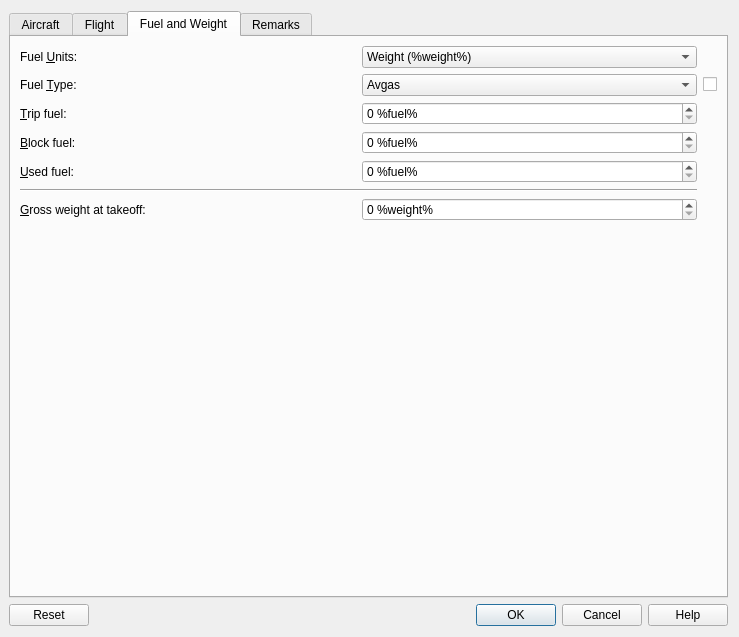
The window that src/logbook/logdatadialog.ui (albar965/littlenavmap) describes before a commit, drawn with Qt 5.
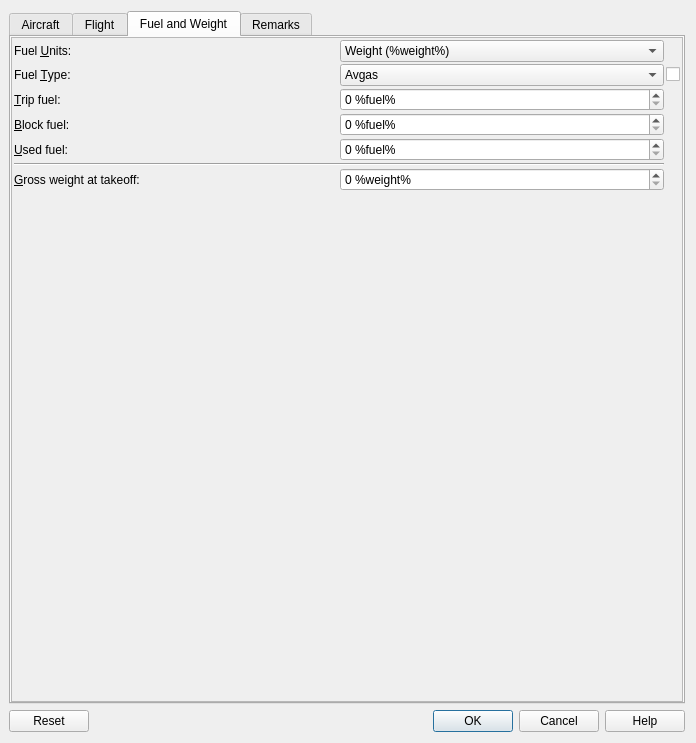
The same window after the commit. The open tabs and pages were chosen to show the change.

Commit message:
Added scroll areas to dialog windows to avoid issues with small screens or large scaling factors
Logbook Edit/new, Aircraft perf edit/new, Aircraft perf merge, route calc, userpoint edit/new

```diff
--- a/src/logbook/logdatadialog.ui
+++ b/src/logbook/logdatadialog.ui
@@ -6,8 +6,8 @@
    <rect>
     <x>0</x>
     <y>0</y>
-    <width>739</width>
-    <height>637</height>
+    <width>696</width>
+    <height>743</height>
    </rect>
   </property>
   <property name="windowTitle">
@@ -1166,49 +1166,62 @@
        <string>Fuel and Weight</string>
       </attribute>
       <layout class="QGridLayout" name="gridLayout_5">
-       <item row="7" column="1">
-        <spacer name="verticalSpacer">
-         <property name="orientation">
-          <enum>Qt::Vertical</enum>
-         </property>
-         <property name="sizeHint" stdset="0">
-          <size>
-           <width>0</width>
-           <height>0</height>
-          </size>
-         </property>
-        </spacer>
-       </item>
-       <item row="3" column="2">
-        <widget class="QSpinBox" name="spinBoxFuelBlock">
-         <property name="toolTip">
-          <string>Fuel to be loaded into aircraft as calculated by aircraft performance</string>
-         </property>
-         <property name="showGroupSeparator" stdset="0">
+       <property name="leftMargin">
+        <number>0</number>
+       </property>
+       <property name="topMargin">
+        <number>0</number>
+       </property>
+       <property name="rightMargin">
+        <number>0</number>
+       </property>
+       <property name="bottomMargin">
+        <number>0</number>
+       </property>
+       <property name="spacing">
+        <number>0</number>
+       </property>
+       <item row="0" column="1">
+        <widget class="QScrollArea" name="scrollArea_4">
+         <property name="widgetResizable">
           <bool>true</bool>
          </property>
-         <property name="suffix">
-          <string> %fuel%</string>
-         </property>
-         <property name="maximum">
-          <number>1000000</number>
-         </property>
-         <property name="singleStep">
-          <number>100</number>
-         </property>
-        </widget>
-       </item>
-       <item row="6" column="1">
-        <widget class="QLabel" name="labelFuelGrossweight">
+         <widget class="QWidget" name="scrollAreaWidgetContents_5">
+          <property name="geometry">
+           <rect>
+            <x>0</x>
+            <y>0</y>
+            <width>672</width>
+            <height>661</height>
+           </rect>
+          </property>
+          <layout class="QGridLayout" name="gridLayout_11">
+           <property name="leftMargin">
+            <number>2</number>
+           </property>
+           <property name="topMargin">
+            <number>2</number>
+           </property>
+           <property name="rightMargin">
+            <number>2</number>
+           </property>
+           <property name="bottomMargin">
+            <number>2</number>
+           </property>
+           <property name="spacing">
+            <number>2</number>
+           </property>
+           <item row="0" column="0">
+            <widget class="QLabel" name="labelFuelUnits">
          <property name="text">
-          <string>&amp;Gross weight at takeoff:</string>
+              <string>Fuel &amp;Units:</string>
          </property>
          <property name="buddy">
           <cstring>spinBoxFuelGrossweight</cstring>
          </property>
         </widget>
        </item>
-       <item row="0" column="2">
+           <item row="0" column="1">
         <widget class="QComboBox" name="comboBoxFuelUnits">
          <item>
           <property name="text">
@@ -1222,98 +1235,7 @@
          </item>
         </widget>
        </item>
-       <item row="6" column="2">
-        <widget class="QSpinBox" name="spinBoxFuelGrossweight">
-         <property name="showGroupSeparator" stdset="0">
-          <bool>true</bool>
-         </property>
-         <property name="suffix">
-          <string> %weight%</string>
-         </property>
-         <property name="maximum">
-          <number>1000000</number>
-         </property>
-         <property name="singleStep">
-          <number>100</number>
-         </property>
-        </widget>
-       </item>
-       <item row="4" column="2">
-        <widget class="QSpinBox" name="spinBoxFuelUsed">
-         <property name="toolTip">
-          <string>Actual used fuel from takeoff to touchdown</string>
-         </property>
-         <property name="showGroupSeparator" stdset="0">
-          <bool>true</bool>
-         </property>
-         <property name="suffix">
-          <string> %fuel%</string>
-         </property>
-         <property name="maximum">
-          <number>1000000</number>
-         </property>
-         <property name="singleStep">
-          <number>100</number>
-         </property>
-        </widget>
-       </item>
-       <item row="4" column="1">
-        <widget class="QLabel" name="labelFuelUsed">
-         <property name="text">
-          <string>&amp;Used fuel:</string>
-         </property>
-         <property name="buddy">
-          <cstring>spinBoxFuelUsed</cstring>
-         </property>
-        </widget>
-       </item>
-       <item row="2" column="2">
-        <widget class="QSpinBox" name="spinBoxFuelTrip">
-         <property name="toolTip">
-          <string>Fuel needed for trip without reserves as calculated by aircraft performance</string>
-         </property>
-         <property name="showGroupSeparator" stdset="0">
-          <bool>true</bool>
-         </property>
-         <property name="suffix">
-          <string> %fuel%</string>
-         </property>
-         <property name="maximum">
-          <number>1000000</number>
-         </property>
-         <property name="singleStep">
-          <number>100</number>
-         </property>
-        </widget>
-       </item>
-       <item row="2" column="1">
-        <widget class="QLabel" name="labelFuelTrip">
-         <property name="text">
-          <string>&amp;Trip fuel:</string>
-         </property>
-         <property name="buddy">
-          <cstring>spinBoxFuelTrip</cstring>
-         </property>
-        </widget>
-       </item>
-       <item row="5" column="1" colspan="2">
-        <widget class="Line" name="lineFuelWeight">
-         <property name="orientation">
-          <enum>Qt::Horizontal</enum>
-         </property>
-        </widget>
-       </item>
-       <item row="3" column="1">
-        <widget class="QLabel" name="labelFuelBlock">
-         <property name="text">
-          <string>&amp;Block fuel:</string>
-         </property>
-         <property name="buddy">
-          <cstring>spinBoxFuelBlock</cstring>
-         </property>
-        </widget>
-       </item>
-       <item row="1" column="1">
+           <item row="1" column="0">
         <widget class="QLabel" name="labelFuelType">
          <property name="text">
           <string>Fuel &amp;Type:</string>
@@ -1323,17 +1245,7 @@
          </property>
         </widget>
        </item>
-       <item row="0" column="1">
-        <widget class="QLabel" name="labelFuelUnits">
-         <property name="text">
-          <string>Fuel &amp;Units:</string>
-         </property>
-         <property name="buddy">
-          <cstring>comboBoxFuelUnits</cstring>
-         </property>
-        </widget>
-       </item>
-       <item row="1" column="2">
+           <item row="1" column="1">
         <widget class="QComboBox" name="comboBoxFuelType">
          <item>
           <property name="text">
@@ -1347,7 +1259,7 @@
          </item>
         </widget>
        </item>
-       <item row="1" column="3">
+           <item row="1" column="2">
         <widget class="QCheckBox" name="checkBoxFuelType">
          <property name="sizePolicy">
           <sizepolicy hsizetype="Fixed" vsizetype="Fixed">
@@ -1363,6 +1275,143 @@
          </property>
         </widget>
        </item>
+           <item row="2" column="0">
+            <widget class="QLabel" name="labelFuelTrip">
+             <property name="text">
+              <string>&amp;Trip fuel:</string>
+             </property>
+             <property name="buddy">
+              <cstring>spinBoxFuelTrip</cstring>
+             </property>
+            </widget>
+           </item>
+           <item row="2" column="1">
+            <widget class="QSpinBox" name="spinBoxFuelTrip">
+             <property name="toolTip">
+              <string>Fuel needed for trip without reserves as calculated by aircraft performance</string>
+             </property>
+             <property name="showGroupSeparator" stdset="0">
+              <bool>true</bool>
+             </property>
+             <property name="suffix">
+              <string> %fuel%</string>
+             </property>
+             <property name="maximum">
+              <number>1000000</number>
+             </property>
+             <property name="singleStep">
+              <number>100</number>
+             </property>
+            </widget>
+           </item>
+           <item row="3" column="0">
+            <widget class="QLabel" name="labelFuelBlock">
+             <property name="text">
+              <string>&amp;Block fuel:</string>
+             </property>
+             <property name="buddy">
+              <cstring>spinBoxFuelBlock</cstring>
+             </property>
+            </widget>
+           </item>
+           <item row="3" column="1">
+            <widget class="QSpinBox" name="spinBoxFuelBlock">
+             <property name="toolTip">
+              <string>Fuel to be loaded into aircraft as calculated by aircraft performance</string>
+             </property>
+             <property name="showGroupSeparator" stdset="0">
+              <bool>true</bool>
+             </property>
+             <property name="suffix">
+              <string> %fuel%</string>
+             </property>
+             <property name="maximum">
+              <number>1000000</number>
+             </property>
+             <property name="singleStep">
+              <number>100</number>
+             </property>
+            </widget>
+           </item>
+           <item row="4" column="0">
+            <widget class="QLabel" name="labelFuelUsed">
+             <property name="text">
+              <string>&amp;Used fuel:</string>
+             </property>
+             <property name="buddy">
+              <cstring>spinBoxFuelUsed</cstring>
+             </property>
+            </widget>
+           </item>
+           <item row="4" column="1">
+            <widget class="QSpinBox" name="spinBoxFuelUsed">
+             <property name="toolTip">
+              <string>Actual used fuel from takeoff to touchdown</string>
+             </property>
+             <property name="showGroupSeparator" stdset="0">
+              <bool>true</bool>
+             </property>
+             <property name="suffix">
+              <string> %fuel%</string>
+             </property>
+             <property name="maximum">
+              <number>1000000</number>
+             </property>
+             <property name="singleStep">
+              <number>100</number>
+             </property>
+            </widget>
+           </item>
+           <item row="5" column="0" colspan="2">
+            <widget class="Line" name="lineFuelWeight">
+             <property name="orientation">
+              <enum>Qt::Horizontal</enum>
+             </property>
+            </widget>
+           </item>
+           <item row="6" column="0">
+            <widget class="QLabel" name="labelFuelGrossweight">
+             <property name="text">
+              <string>&amp;Gross weight at takeoff:</string>
+             </property>
+             <property name="buddy">
+              <cstring>spinBoxFuelGrossweight</cstring>
+             </property>
+            </widget>
+           </item>
+           <item row="6" column="1">
+            <widget class="QSpinBox" name="spinBoxFuelGrossweight">
+             <property name="showGroupSeparator" stdset="0">
+              <bool>true</bool>
+             </property>
+             <property name="suffix">
+              <string> %weight%</string>
+             </property>
+             <property name="maximum">
+              <number>1000000</number>
+             </property>
+             <property name="singleStep">
+              <number>100</number>
+             </property>
+            </widget>
+           </item>
+           <item row="7" column="0">
+            <spacer name="verticalSpacer">
+             <property name="orientation">
+              <enum>Qt::Vertical</enum>
+             </property>
+             <property name="sizeHint" stdset="0">
+              <size>
+               <width>20</width>
+               <height>423</height>
+              </size>
+             </property>
+            </spacer>
+           </item>
+          </layout>
+         </widget>
+        </widget>
+       </item>
       </layout>
      </widget>
      <widget class="QWidget" name="tabDescription">
```
Left out of the diff: 477 changed lines with no effect on the pictures. Lines whose indentation alone changed are shown as unchanged. The commit also changes 4 other files.
